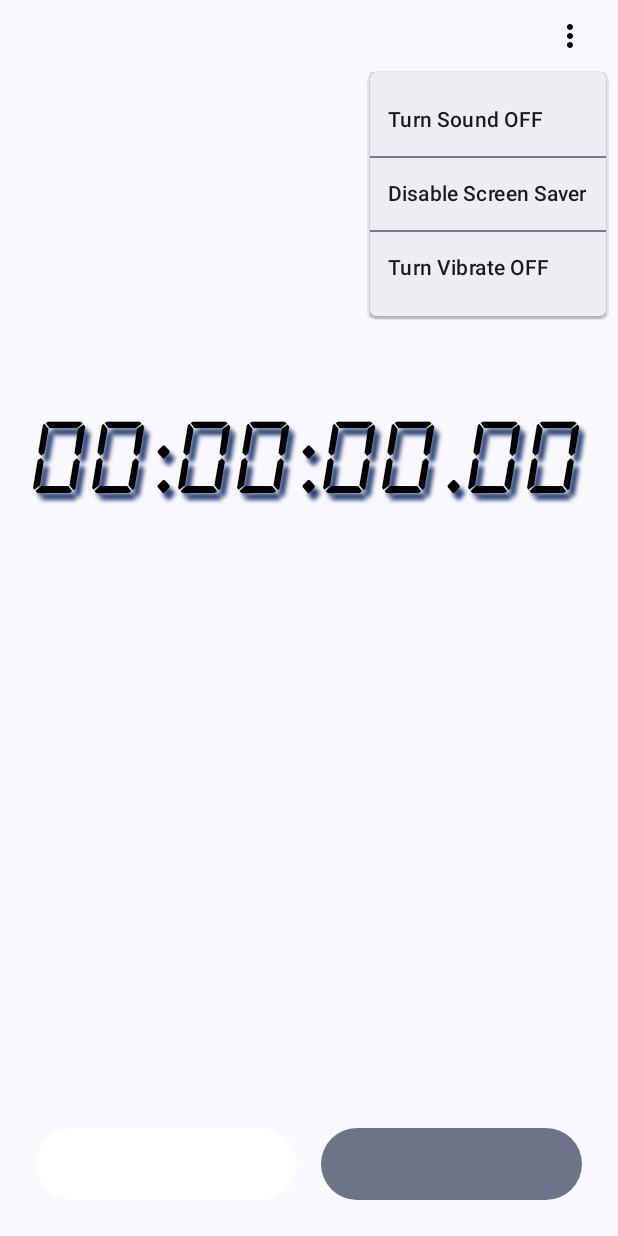
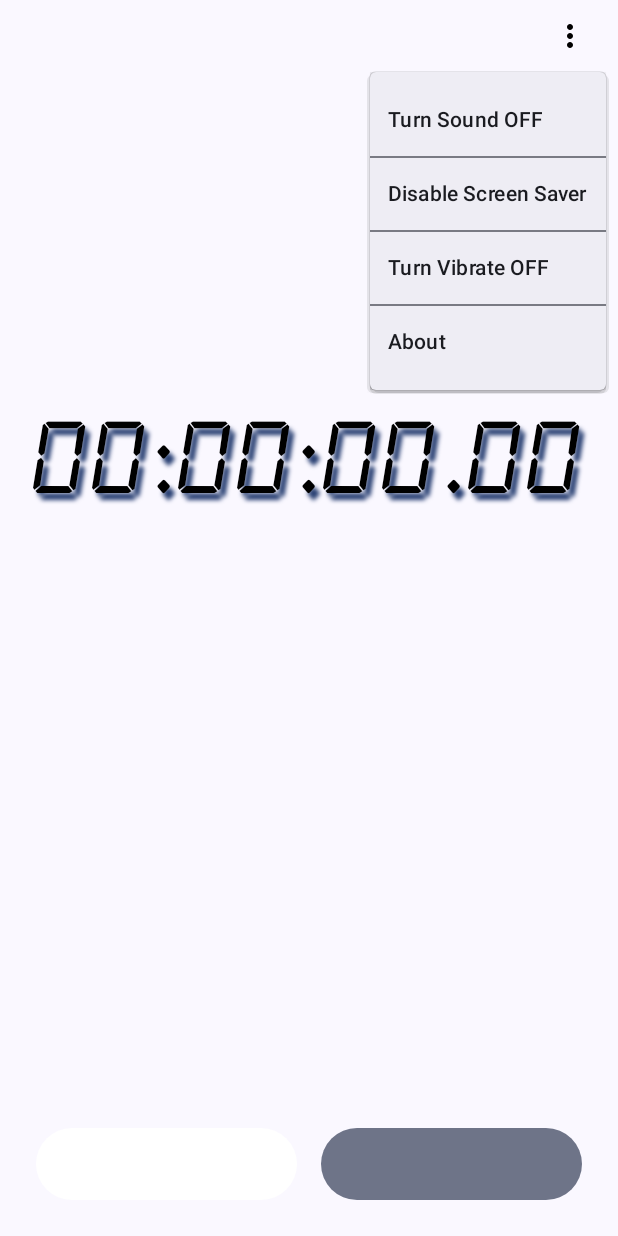
Before and after one commit to scottbiggs/biggsstopwatch3, an Android app built with Jetpack Compose: the screen it shows after launch (MainActivity), after a tap on "settings", on a phone screen of 412 x 824 dp. Run offline under Robolectric (Android 15) with nearby library versions, the light colour scheme and no system bars; our stand-ins replace constraintlayout-compose; pictures from the network do not load.

Commit message:
added a dialog with my rant about this app

```diff
--- a/app/src/main/java/com/sleepfuriously/biggsstopwatch3/MainActivity.kt
+++ b/app/src/main/java/com/sleepfuriously/biggsstopwatch3/MainActivity.kt
@@ -69,6 +69,7 @@ import com.sleepfuriously.biggsstopwatch3.MainViewModel.Companion.SPLIT_RUNNING_
 import com.sleepfuriously.biggsstopwatch3.MainViewModel.Companion.SPLIT_STOPPED_STATE
 import com.sleepfuriously.biggsstopwatch3.MainViewModel.Companion.START_STATE
 import com.sleepfuriously.biggsstopwatch3.MainViewModel.Companion.STOPPED_STATE
+import com.sleepfuriously.biggsstopwatch3.ui.MyDialog
 import com.sleepfuriously.biggsstopwatch3.ui.theme.BiggsStopwatch3Theme
 import java.util.concurrent.CancellationException
 
@@ -576,6 +577,31 @@ fun MyDropdownMenu(modifier: Modifier) {
                 }
             )
 
+            Divider()
+
+            // Can't do this code in the onClick lambda.  It needs to recompose
+            // to actually work.
+            var aboutClicked by remember { mutableStateOf(false) }
+            if (aboutClicked) {
+                MyDialog(
+                    title = stringResource(id = R.string.about_title),
+                    msg = stringResource(id = R.string.about_msg)
+                ) {
+                    // this is the lambda that's called when the OK is clicked
+                    aboutClicked = false
+                    expanded = false
+                }
+            }
+
+            DropdownMenuItem(
+                text = {
+                    Text(stringResource(id = R.string.about))
+                },
+                onClick = {
+                    aboutClicked = true
+                }
+            )
+
         }
 
     }
--- a/app/src/main/res/values/strings.xml
+++ b/app/src/main/res/values/strings.xml
@@ -3,7 +3,7 @@
     <string name="test_string">88:88:88.88</string>
 
     <!--
-        settings menu
+        menu
         The name of the settings corresponds to the current state,
         that is: the state that currently exists.  So if sound is
         currently playing, then the correct menu item is "turn sound off."
@@ -16,6 +16,37 @@
 
     <string name="settings_menu_disable_screen_saver">Disable Screen Saver</string>
     <string name="settings_menu_enable_screen_saver">Enable Screen Saver</string>
+
+    <string name="about">About</string>
+
+    <string name="about_title">Notes</string>
+    <string name="about_msg">
+        This is yet another app made by Biggs—version 3 of my famous
+        stopwatch app.  It uses all the latest programming bells, whistles, and other crap that is required of
+        current Android apps, but you the user don\'t need to know about.  All these latest \"improvements\"
+        have forced this app to grow from a sweet little 16 kilobytes (version 1 in 2012) to its current waste of space: 37 megabytes.
+        Apologies for the hugeness of this app, but Google no longer approves of lean clean simple programming.
+        And that\'s the truth, thbtbtbtt!\n
+        \n
+        My philosophy is that apps should do one thing and do it well.  If I can\'t find something
+        that fits this philosophy, then I make an app that does the trick.  This is a stopwatch.  It
+        is not a timer, it is not a clock, and it definitely is not social media.  It accurately
+        tells you how much time has elapsed.  To do this it needs no permissions whatsoever!
+        Thank you, thank you.  You have finally found an app that records no data, asks no questions,
+        and really doesn\'t give a crap who you are and what you do.\n
+        \n
+        Which leads me to privacy.  This is your phone.  Everything you do with it is completely
+        your business.  Not only does this app not collect any data, I don\'t WANT to collect
+        data (that would require servers, maintanance, etc. etc. and well frankly, I have a
+        life—and I\'m way too lazy to be bothered with such boring stuff).\n
+        \n
+        So go ahead and use this (not so) little stopwatch app if you like. If you don\'t like
+        it, remove the damn thing! Life is too short to worry about the small stuff.\n
+        \n
+        Feb. 2024
+    </string>
+    <string name="ok">OK</string>
+
 
     <!-- button labels -->
     <string name="start">START</string>
```
Also changed, not shown: app/src/main/java/com/sleepfuriously/biggsstopwatch3/ui/MyDialog.kt (added, +98 -0 lines).
